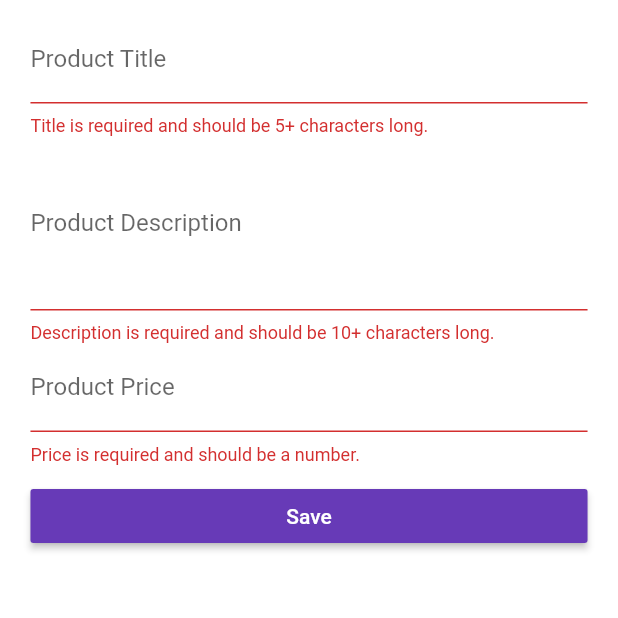
After one commit to EustaceMwai/Products, a Flutter app: the ProductEditPage screen opened directly, after a tap on "Save", on a phone screen of 412 x 824 dp, the top half of it. The commit adds this screen. Run offline on Flutter 3.47's test engine with Material 2 defaults, Android fonts, the phone set to English and light mode, and no system bars.

Commit message:
scoped model in the app for state management

```diff
--- /dev/null
+++ b/lib/models/product.dart
@@ -0,0 +1,16 @@
+import 'package:flutter/material.dart';
+
+class Product {
+  final String title;
+  final String description;
+  final double price;
+  final String image;
+  final bool isFavourite;
+
+  Product(
+      {@required this.title,
+      @required this.description,
+      @required this.image,
+      @required this.price,
+      this.isFavourite = false});
+}
--- a/lib/pages/product.dart
+++ b/lib/pages/product.dart
@@ -2,18 +2,18 @@ import 'dart:async';
 
 import 'package:flutter/material.dart';
 import '../widgets/products/ui_elements.dart';
+import 'package:scoped_model/scoped_model.dart';
+import '../scoped-models/products.dart';
+import '../models/product.dart';
 
 
 
 class ProductPage extends StatelessWidget {
-  final String title;
-  final String imageUrl;
-  final double price;
-  final String description;
+ final int productIndex;
 
-  ProductPage(this.title, this.imageUrl, this.price, this.description);
+  ProductPage(this.productIndex);
 
-  Widget _buildAddressPriceRow() {
+  Widget _buildAddressPriceRow(double price) {
     return Row(
       mainAxisAlignment: MainAxisAlignment.center,
       children: <Widget>[
@@ -44,29 +44,32 @@ class ProductPage extends StatelessWidget {
         Navigator.pop(context, false);
         return Future.value(false);
       },
-      child: Scaffold(
+      child: ScopedModelDescendant<ProductsModel>(builder: (BuildContext context, Widget child, ProductsModel model){
+        final Product product = model.products[productIndex];
+        return Scaffold(
           appBar: AppBar(
-          title: Text(title),
+            title: Text(product.title),
           ),
           body: Column(
             crossAxisAlignment: CrossAxisAlignment.center,
             children: <Widget>[
-            Image.asset(imageUrl),
+              Image.asset(product.image),
               Container(
                 padding: EdgeInsets.all(10.0),
-              child: TitleDefault(title),
+                child: TitleDefault(product.title),
               ),
-            _buildAddressPriceRow(),
+              _buildAddressPriceRow(product.price),
               Container(
                 padding: EdgeInsets.all(10.0),
                 child: Text(
-                description,
+                  product.description,
                   textAlign: TextAlign.center,
                 ),
               )
             ],
           ),
-      ),
+        );
+      },)
     );
   }
 }
--- /dev/null
+++ b/lib/pages/product_edit.dart
@@ -0,0 +1,185 @@
+import 'package:flutter/material.dart';
+
+import 'package:scoped_model/scoped_model.dart';
+
+import '../widgets/helpers/ensure_visible.dart';
+import '../models/product.dart';
+import '../scoped-models/products.dart';
+
+class ProductEditPage extends StatefulWidget {
+  @override
+  State<StatefulWidget> createState() {
+    return _ProductEditPageState();
+  }
+}
+
+class _ProductEditPageState extends State<ProductEditPage> {
+  final Map<String, dynamic> _formData = {
+    'title': null,
+    'description': null,
+    'price': null,
+    'image': 'assets/food.jpg'
+  };
+  final GlobalKey<FormState> _formKey = GlobalKey<FormState>();
+  final _titleFocusNode = FocusNode();
+  final _descriptionFocusNode = FocusNode();
+  final _priceFocusNode = FocusNode();
+
+  Widget _buildTitleTextField(Product product) {
+    return EnsureVisibleWhenFocused(
+      focusNode: _titleFocusNode,
+      child: TextFormField(
+        focusNode: _titleFocusNode,
+        decoration: InputDecoration(labelText: 'Product Title'),
+        initialValue: product == null ? '' : product.title,
+        validator: (String value) {
+          // if (value.trim().length <= 0) {
+          if (value.isEmpty || value.length < 5) {
+            return 'Title is required and should be 5+ characters long.';
+          }
+        },
+        onSaved: (String value) {
+          _formData['title'] = value;
+        },
+      ),
+    );
+  }
+
+  Widget _buildDescriptionTextField(Product product) {
+    return EnsureVisibleWhenFocused(
+      focusNode: _descriptionFocusNode,
+      child: TextFormField(
+        focusNode: _descriptionFocusNode,
+        maxLines: 4,
+        decoration: InputDecoration(labelText: 'Product Description'),
+        initialValue: product == null ? '' : product.description,
+        validator: (String value) {
+          // if (value.trim().length <= 0) {
+          if (value.isEmpty || value.length < 10) {
+            return 'Description is required and should be 10+ characters long.';
+          }
+        },
+        onSaved: (String value) {
+          _formData['description'] = value;
+        },
+      ),
+    );
+  }
+
+  Widget _buildPriceTextField(Product product) {
+    return EnsureVisibleWhenFocused(
+      focusNode: _priceFocusNode,
+      child: TextFormField(
+        focusNode: _priceFocusNode,
+        keyboardType: TextInputType.number,
+        decoration: InputDecoration(labelText: 'Product Price'),
+        initialValue: product == null ? '' : product.price.toString(),
+        validator: (String value) {
+          // if (value.trim().length <= 0) {
+          if (value.isEmpty ||
+              !RegExp(r'^(?:[1-9]\d*|0)?(?:\.\d+)?$').hasMatch(value)) {
+            return 'Price is required and should be a number.';
+          }
+        },
+        onSaved: (String value) {
+          _formData['price'] = double.parse(value);
+        },
+      ),
+    );
+  }
+
+  Widget _buildSubmitButton() {
+    return ScopedModelDescendant<ProductsModel>(
+      builder: (BuildContext context, Widget child, ProductsModel model) {
+        return RaisedButton(
+          child: Text('Save'),
+          textColor: Colors.white,
+          onPressed: () => _submitForm(model.addProduct, model.updateProduct,
+              model.selectedProductIndex),
+        );
+      },
+    );
+  }
+
+  Widget _buildPageContent(BuildContext context, Product product) {
+    final double deviceWidth = MediaQuery.of(context).size.width;
+    final double targetWidth = deviceWidth > 550.0 ? 500.0 : deviceWidth * 0.95;
+    final double targetPadding = deviceWidth - targetWidth;
+    return GestureDetector(
+      onTap: () {
+        FocusScope.of(context).requestFocus(FocusNode());
+      },
+      child: Container(
+        margin: EdgeInsets.all(10.0),
+        child: Form(
+          key: _formKey,
+          child: ListView(
+            padding: EdgeInsets.symmetric(horizontal: targetPadding / 2),
+            children: <Widget>[
+              _buildTitleTextField(product),
+              _buildDescriptionTextField(product),
+              _buildPriceTextField(product),
+              SizedBox(
+                height: 10.0,
+              ),
+              _buildSubmitButton(),
+              // GestureDetector(
+              //   onTap: _submitForm,
+              //   child: Container(
+              //     color: Colors.green,
+              //     padding: EdgeInsets.all(5.0),
+              //     child: Text('My Button'),
+              //   ),
+              // )
+            ],
+          ),
+        ),
+      ),
+    );
+  }
+
+  void _submitForm(Function addProduct, Function updateProduct,
+      [int selectedProductIndex]) {
+    if (!_formKey.currentState.validate()) {
+      return;
+    }
+    _formKey.currentState.save();
+    if (selectedProductIndex == null) {
+      addProduct(
+        Product(
+            title: _formData['title'],
+            description: _formData['description'],
+            price: _formData['price'],
+            image: _formData['image']),
+      );
+    } else {
+      updateProduct(
+        Product(
+            title: _formData['title'],
+            description: _formData['description'],
+            price: _formData['price'],
+            image: _formData['image']),
+      );
+    }
+
+    Navigator.pushReplacementNamed(context, '/products');
+  }
+
+  @override
+  Widget build(BuildContext context) {
+    return ScopedModelDescendant<ProductsModel>(
+      builder: (BuildContext context, Widget child, ProductsModel model) {
+        final Widget pageContent =
+        _buildPageContent(context, model.selectedProduct);
+        return model.selectedProductIndex == null
+            ? pageContent
+            : Scaffold(
+          appBar: AppBar(
+            title: Text('Edit Product'),
+          ),
+          body: pageContent,
+        );
+      },
+    );
+  }
+}
--- /dev/null
+++ b/lib/scoped-models/products.dart
@@ -0,0 +1,55 @@
+import 'package:scoped_model/scoped_model.dart';
+
+import '../models/product.dart';
+
+class ProductsModel extends Model {
+  List<Product> _products = [];
+  int _selectedProductIndex;
+
+  List<Product> get products {
+    return List.from(_products);
+  }
+
+  int get selectedProductIndex {
+    return _selectedProductIndex;
+  }
+
+  Product get selectedProduct {
+    if (_selectedProductIndex == null) {
+      return null;
+    }
+    return _products[_selectedProductIndex];
+  }
+
+  void addProduct(Product product) {
+    _products.add(product);
+    _selectedProductIndex = null;
+  }
+
+  void updateProduct(Product product) {
+    _products[_selectedProductIndex] = product;
+    _selectedProductIndex = null;
+  }
+
+  void deleteProduct() {
+    _products.removeAt(_selectedProductIndex);
+    _selectedProductIndex = null;
+  }
+
+  void toggleProductFavoriteStatus() {
+    final bool isCurrentlyFavorite = selectedProduct.isFavourite;
+    final bool newFavoriteStatus = !isCurrentlyFavorite;
+    final Product updatedProduct = Product(
+        title: selectedProduct.title,
+        description: selectedProduct.description,
+        price: selectedProduct.price,
+        image: selectedProduct.image,
+        isFavourite: newFavoriteStatus);
+    _products[_selectedProductIndex] = updatedProduct;
+    _selectedProductIndex = null;
+  }
+
+  void selectProduct(int index) {
+    _selectedProductIndex = index;
+  }
+}
--- /dev/null
+++ b/lib/widgets/helpers/ensure_visible.dart
@@ -0,0 +1,86 @@
+import 'dart:async';
+
+import 'package:flutter/rendering.dart';
+import 'package:flutter/widgets.dart';
+import 'package:meta/meta.dart';
+
+class EnsureVisibleWhenFocused extends StatefulWidget {
+  const EnsureVisibleWhenFocused({
+    Key key,
+    @required this.child,
+    @required this.focusNode,
+    this.curve: Curves.ease,
+    this.duration: const Duration(milliseconds: 100),
+  }) : super(key: key);
+
+  /// The node we will monitor to determine if the child is focused
+  final FocusNode focusNode;
+
+  /// The child widget that we are wrapping
+  final Widget child;
+
+  /// The curve we will use to scroll ourselves into view.
+  ///
+  /// Defaults to Curves.ease.
+  final Curve curve;
+
+  /// The duration we will use to scroll ourselves into view
+  ///
+  /// Defaults to 100 milliseconds.
+  final Duration duration;
+
+  EnsureVisibleWhenFocusedState createState() => new EnsureVisibleWhenFocusedState();
+}
+
+class EnsureVisibleWhenFocusedState extends State<EnsureVisibleWhenFocused> {
+  @override
+  void initState() {
+    super.initState();
+    widget.focusNode.addListener(_ensureVisible);
+  }
+
+  @override
+  void dispose() {
+    super.dispose();
+    widget.focusNode.removeListener(_ensureVisible);
+  }
+
+  Future<Null> _ensureVisible() async {
+    // Wait for the keyboard to come into view
+    // TODO: position doesn't seem to notify listeners when metrics change,
+    // perhaps a NotificationListener around the scrollable could avoid
+    // the need insert a delay here.
+    await Future.delayed(const Duration(milliseconds: 300));
+
+    if (!widget.focusNode.hasFocus)
+      return;
+
+    final RenderObject object = context.findRenderObject();
+    final RenderAbstractViewport viewport = RenderAbstractViewport.of(object);
+    assert(viewport != null);
+
+    ScrollableState scrollableState = Scrollable.of(context);
+    assert(scrollableState != null);
+
+    ScrollPosition position = scrollableState.position;
+    double alignment;
+    if (position.pixels > viewport.getOffsetToReveal(object,0.0).offset) {
+      // Move down to the top of the viewport
+      alignment = 0.0;
+    } else if (position.pixels < viewport.getOffsetToReveal(object, 1.0).offset) {
+      // Move up to the bottom of the viewport
+      alignment = 1.0;
+    } else {
+      // No scrolling is necessary to reveal the child
+      return;
+    }
+    position.ensureVisible(
+      object,
+      alignment: alignment,
+      duration: widget.duration,
+      curve: widget.curve,
+    );
+  }
+
+  Widget build(BuildContext context) => widget.child;
+}
--- a/pubspec.yaml
+++ b/pubspec.yaml
@@ -23,6 +23,7 @@ dependencies:
   # The following adds the Cupertino Icons font to your application.
   # Use with the CupertinoIcons class for iOS style icons.
   cupertino_icons: ^0.1.2
+  scoped_model: ^1.0.1
 
 dev_dependencies:
   flutter_test:
```
Also changed, not shown: lib/main.dart (+13 -24 lines), lib/pages/auth.dart (+48 -27 lines), lib/pages/product_create.dart (deleted, +0 -105 lines), lib/pages/product_list.dart (+55 -2 lines), lib/pages/products.dart (+2 -7 lines), lib/pages/products_admin.dart (+18 -17 lines), lib/widgets/products/product_card.dart (+24 -14 lines), lib/widgets/products/products.dart (+7 -6 lines), pubspec.lock. Lines whose indentation alone changed are shown as unchanged.
